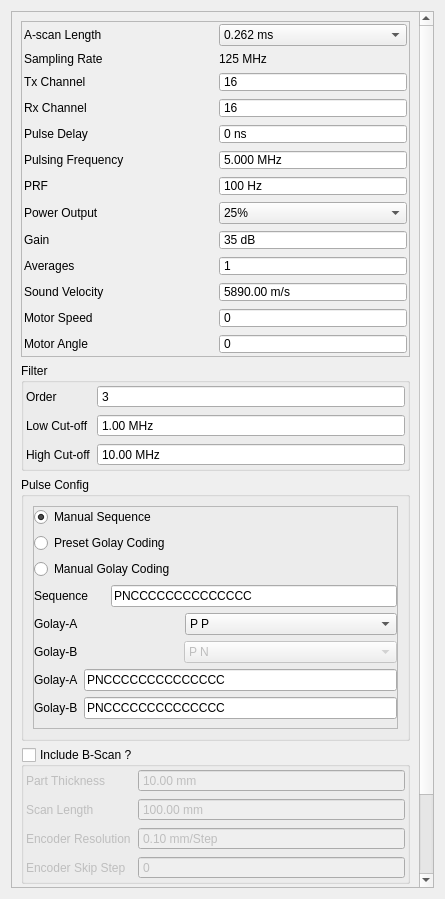
Before: the Qt Designer form tsettings.ui in SDJoeKing/Tubers_GUI, drawn with Qt 5.
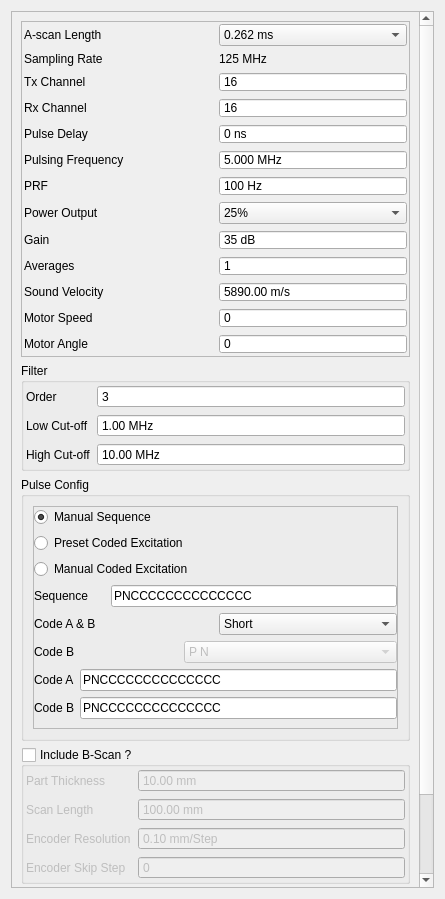
After: the same form once the commit is applied.

Commit message: golay setting

Diff of the .ui file:
```diff
--- a/tsettings.ui
+++ b/tsettings.ui
@@ -697,14 +697,14 @@
                <item>
                 <widget class="QRadioButton" name="radioPresetGolay">
                  <property name="text">
-                  <string>Preset Golay Coding</string>
+                  <string>Preset Coded Excitation</string>
                  </property>
                 </widget>
                </item>
                <item>
                 <widget class="QRadioButton" name="radioManualGolay">
                  <property name="text">
-                  <string>Manual Golay Coding</string>
+                  <string>Manual Coded Excitation</string>
                  </property>
                 </widget>
                </item>
@@ -764,7 +764,7 @@
                     </size>
                    </property>
                    <property name="text">
-                    <string>Golay-A</string>
+                    <string>Code A &amp; B</string>
                    </property>
                   </widget>
                  </item>
@@ -772,22 +772,22 @@
                   <widget class="QComboBox" name="comboPresetGolayA">
                    <item>
                     <property name="text">
-                     <string>P P </string>
+                     <string>Short</string>
                     </property>
                    </item>
                    <item>
                     <property name="text">
-                     <string>P P N P</string>
+                     <string>Medium</string>
                     </property>
                    </item>
                    <item>
                     <property name="text">
-                     <string>P P P N P P N P</string>
+                     <string>Long</string>
                     </property>
                    </item>
                    <item>
                     <property name="text">
-                     <string>N N P N N N N P N P P P N P N N</string>
+                     <string>Maximum</string>
                     </property>
                    </item>
                   </widget>
@@ -805,7 +805,7 @@
                     </size>
                    </property>
                    <property name="text">
-                    <string>Golay-B</string>
+                    <string>Code B</string>
                    </property>
                   </widget>
                  </item>
@@ -853,7 +853,7 @@
                     </size>
                    </property>
                    <property name="text">
-                    <string>Golay-A</string>
+                    <string>Code A</string>
                    </property>
                   </widget>
                  </item>
@@ -894,7 +894,7 @@
                     </size>
                    </property>
                    <property name="text">
-                    <string>Golay-B</string>
+                    <string>Code B</string>
                    </property>
                   </widget>
                  </item>
```
The commit also changes 1 other file.
